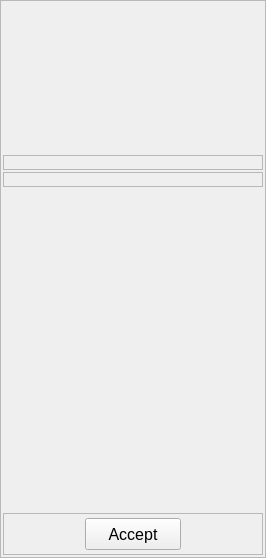
The window that src/studiolibrary/widgets/ui/PreviewWidget.ui (krathjen/studiolibrary) describes before a commit, drawn with Qt 5.
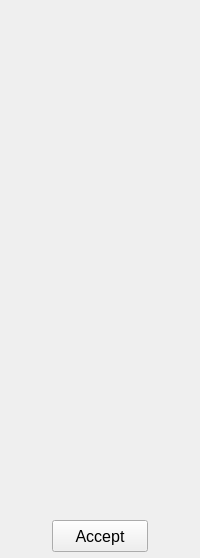
The same window after the commit. Icons and pictures are not drawn.

Commit message: Remove dark styled border from the placeholder widget

```diff
--- a/src/studiolibrary/widgets/ui/PreviewWidget.ui
+++ b/src/studiolibrary/widgets/ui/PreviewWidget.ui
@@ -6,7 +6,7 @@
    <rect>
     <x>0</x>
     <y>0</y>
-    <width>266</width>
+    <width>200</width>
     <height>558</height>
    </rect>
   </property>
@@ -14,10 +14,13 @@
    <string>Frame</string>
   </property>
   <property name="frameShape">
-   <enum>QFrame::StyledPanel</enum>
+   <enum>QFrame::NoFrame</enum>
   </property>
   <property name="frameShadow">
-   <enum>QFrame::Raised</enum>
+   <enum>QFrame::Plain</enum>
+  </property>
+  <property name="lineWidth">
+   <number>0</number>
   </property>
   <layout class="QVBoxLayout" name="verticalLayout_2">
    <property name="spacing">
@@ -93,10 +96,13 @@
       </size>
      </property>
      <property name="frameShape">
-      <enum>QFrame::StyledPanel</enum>
+      <enum>QFrame::NoFrame</enum>
      </property>
      <property name="frameShadow">
-      <enum>QFrame::Raised</enum>
+      <enum>QFrame::Plain</enum>
+     </property>
+     <property name="lineWidth">
+      <number>0</number>
      </property>
      <layout class="QVBoxLayout" name="verticalLayout_3">
       <property name="spacing">
@@ -123,10 +129,13 @@
       </size>
      </property>
      <property name="frameShape">
-      <enum>QFrame::StyledPanel</enum>
+      <enum>QFrame::NoFrame</enum>
      </property>
      <property name="frameShadow">
-      <enum>QFrame::Raised</enum>
+      <enum>QFrame::Plain</enum>
+     </property>
+     <property name="lineWidth">
+      <number>0</number>
      </property>
      <layout class="QVBoxLayout" name="verticalLayout_4">
       <property name="spacing">
@@ -160,10 +169,13 @@
    <item>
     <widget class="QFrame" name="frame_3">
      <property name="frameShape">
-      <enum>QFrame::StyledPanel</enum>
+      <enum>QFrame::NoFrame</enum>
      </property>
      <property name="frameShadow">
-      <enum>QFrame::Raised</enum>
+      <enum>QFrame::Plain</enum>
+     </property>
+     <property name="lineWidth">
+      <number>0</number>
      </property>
      <layout class="QHBoxLayout" name="horizontalLayout_2">
       <property name="spacing">
```
The commit also changes 1 other file.
